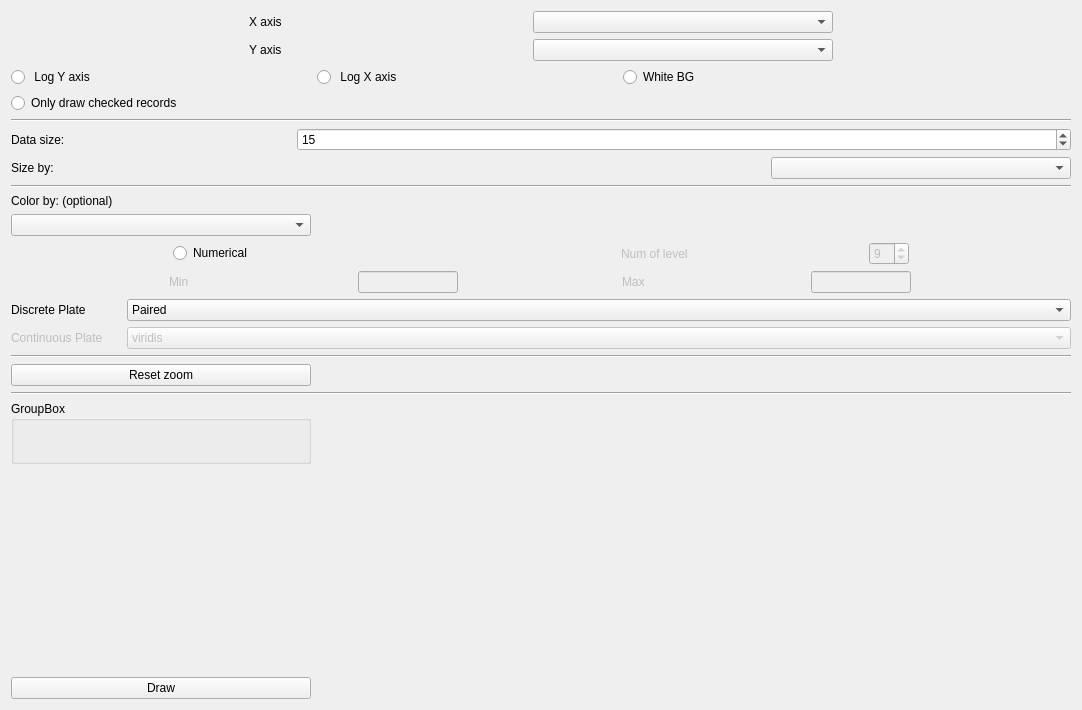
The window that Qchart_dialog.ui (WilsonImmunologyLab/VGenes) describes before a commit, drawn with Qt 5.
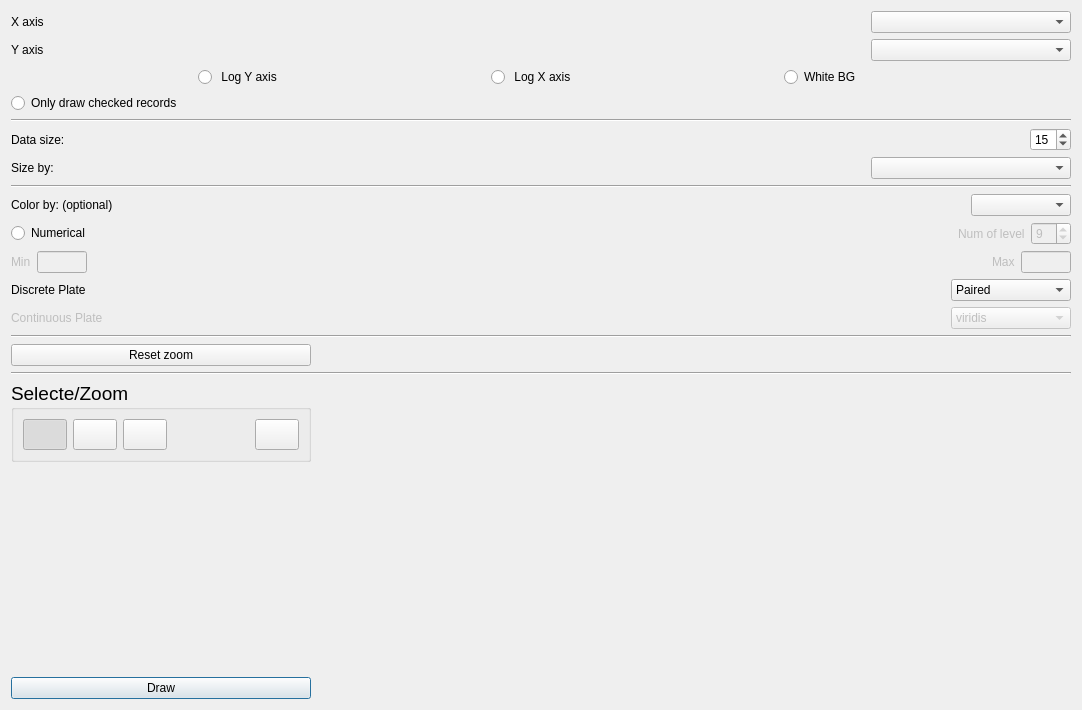
The same window after the commit. Icons and pictures are not drawn.

```diff
--- a/Qchart_dialog.ui
+++ b/Qchart_dialog.ui
@@ -22,7 +22,7 @@
         <widget class="QLabel" name="label">
          <property name="maximumSize">
           <size>
-           <width>40</width>
+           <width>50</width>
            <height>16777215</height>
           </size>
          </property>
@@ -31,11 +31,30 @@
          </property>
         </widget>
        </item>
+       <item>
+        <spacer name="horizontalSpacer_6">
+         <property name="orientation">
+          <enum>Qt::Horizontal</enum>
+         </property>
+         <property name="sizeHint" stdset="0">
+          <size>
+           <width>40</width>
+           <height>20</height>
+          </size>
+         </property>
+        </spacer>
+       </item>
        <item>
         <widget class="QComboBox" name="comboBoxX">
+         <property name="minimumSize">
+          <size>
+           <width>200</width>
+           <height>0</height>
+          </size>
+         </property>
          <property name="maximumSize">
           <size>
-           <width>300</width>
+           <width>200</width>
            <height>16777215</height>
           </size>
          </property>
@@ -49,7 +68,7 @@
         <widget class="QLabel" name="label_2">
          <property name="maximumSize">
           <size>
-           <width>40</width>
+           <width>50</width>
            <height>16777215</height>
           </size>
          </property>
@@ -58,11 +77,30 @@
          </property>
         </widget>
        </item>
+       <item>
+        <spacer name="horizontalSpacer_7">
+         <property name="orientation">
+          <enum>Qt::Horizontal</enum>
+         </property>
+         <property name="sizeHint" stdset="0">
+          <size>
+           <width>40</width>
+           <height>20</height>
+          </size>
+         </property>
+        </spacer>
+       </item>
        <item>
         <widget class="QComboBox" name="comboBoxY">
+         <property name="minimumSize">
+          <size>
+           <width>200</width>
+           <height>0</height>
+          </size>
+         </property>
          <property name="maximumSize">
           <size>
-           <width>300</width>
+           <width>200</width>
            <height>16777215</height>
           </size>
          </property>
@@ -76,7 +114,7 @@
         <widget class="QRadioButton" name="radioButtonLogY">
          <property name="maximumSize">
           <size>
-           <width>300</width>
+           <width>100</width>
            <height>16777215</height>
           </size>
          </property>
@@ -92,7 +130,7 @@
         <widget class="QRadioButton" name="radioButtonLogX">
          <property name="maximumSize">
           <size>
-           <width>300</width>
+           <width>100</width>
            <height>16777215</height>
           </size>
          </property>
@@ -106,6 +144,12 @@
        </item>
        <item>
         <widget class="QRadioButton" name="radioButtonWhiteBG">
+         <property name="maximumSize">
+          <size>
+           <width>100</width>
+           <height>16777215</height>
+          </size>
+         </property>
          <property name="text">
           <string>White BG</string>
          </property>
@@ -143,7 +187,7 @@
         <widget class="QLabel" name="label_6">
          <property name="maximumSize">
           <size>
-           <width>280</width>
+           <width>100</width>
            <height>16777215</height>
           </size>
          </property>
@@ -152,8 +196,27 @@
          </property>
         </widget>
        </item>
+       <item>
+        <spacer name="horizontalSpacer_2">
+         <property name="orientation">
+          <enum>Qt::Horizontal</enum>
+         </property>
+         <property name="sizeHint" stdset="0">
+          <size>
+           <width>40</width>
+           <height>20</height>
+          </size>
+         </property>
+        </spacer>
+       </item>
        <item>
         <widget class="QSpinBox" name="spinBoxPointSize">
+         <property name="maximumSize">
+          <size>
+           <width>50</width>
+           <height>16777215</height>
+          </size>
+         </property>
          <property name="minimum">
           <number>1</number>
          </property>
@@ -171,16 +234,41 @@
       <layout class="QHBoxLayout" name="horizontalLayout_7">
        <item>
         <widget class="QLabel" name="label_8">
+         <property name="maximumSize">
+          <size>
+           <width>50</width>
+           <height>16777215</height>
+          </size>
+         </property>
          <property name="text">
           <string>Size by:</string>
          </property>
         </widget>
        </item>
+       <item>
+        <spacer name="horizontalSpacer_4">
+         <property name="orientation">
+          <enum>Qt::Horizontal</enum>
+         </property>
+         <property name="sizeHint" stdset="0">
+          <size>
+           <width>40</width>
+           <height>20</height>
+          </size>
+         </property>
+        </spacer>
+       </item>
        <item>
         <widget class="QComboBox" name="comboBoxSize">
+         <property name="minimumSize">
+          <size>
+           <width>200</width>
+           <height>0</height>
+          </size>
+         </property>
          <property name="maximumSize">
           <size>
-           <width>300</width>
+           <width>200</width>
            <height>16777215</height>
           </size>
          </property>
@@ -196,27 +284,50 @@
       </widget>
      </item>
      <item>
-      <widget class="QLabel" name="label_3">
-       <property name="maximumSize">
-        <size>
-         <width>280</width>
-         <height>16777215</height>
-        </size>
-       </property>
-       <property name="text">
-        <string>Color by: (optional)</string>
-       </property>
-      </widget>
-     </item>
-     <item>
-      <widget class="QComboBox" name="comboBoxGroup">
-       <property name="maximumSize">
-        <size>
-         <width>300</width>
-         <height>16777215</height>
-        </size>
-       </property>
-      </widget>
+      <layout class="QHBoxLayout" name="horizontalLayout_11">
+       <item>
+        <widget class="QLabel" name="label_3">
+         <property name="maximumSize">
+          <size>
+           <width>120</width>
+           <height>16777215</height>
+          </size>
+         </property>
+         <property name="text">
+          <string>Color by: (optional)</string>
+         </property>
+        </widget>
+       </item>
+       <item>
+        <spacer name="horizontalSpacer_8">
+         <property name="orientation">
+          <enum>Qt::Horizontal</enum>
+         </property>
+         <property name="sizeHint" stdset="0">
+          <size>
+           <width>40</width>
+           <height>20</height>
+          </size>
+         </property>
+        </spacer>
+       </item>
+       <item>
+        <widget class="QComboBox" name="comboBoxGroup">
+         <property name="minimumSize">
+          <size>
+           <width>100</width>
+           <height>0</height>
+          </size>
+         </property>
+         <property name="maximumSize">
+          <size>
+           <width>140</width>
+           <height>16777215</height>
+          </size>
+         </property>
+        </widget>
+       </item>
+      </layout>
      </item>
      <item>
       <layout class="QHBoxLayout" name="horizontalLayout">
@@ -224,7 +335,7 @@
         <widget class="QRadioButton" name="radioButtonNum">
          <property name="maximumSize">
           <size>
-           <width>280</width>
+           <width>100</width>
            <height>16777215</height>
           </size>
          </property>
@@ -236,6 +347,19 @@
          </property>
         </widget>
        </item>
+       <item>
+        <spacer name="horizontalSpacer_3">
+         <property name="orientation">
+          <enum>Qt::Horizontal</enum>
+         </property>
+         <property name="sizeHint" stdset="0">
+          <size>
+           <width>40</width>
+           <height>20</height>
+          </size>
+         </property>
+        </spacer>
+       </item>
        <item>
         <widget class="QLabel" name="label_7">
          <property name="enabled">
@@ -301,12 +425,25 @@
          </property>
          <property name="maximumSize">
           <size>
-           <width>100</width>
+           <width>50</width>
            <height>16777215</height>
           </size>
          </property>
         </widget>
        </item>
+       <item>
+        <spacer name="horizontalSpacer_10">
+         <property name="orientation">
+          <enum>Qt::Horizontal</enum>
+         </property>
+         <property name="sizeHint" stdset="0">
+          <size>
+           <width>40</width>
+           <height>20</height>
+          </size>
+         </property>
+        </spacer>
+       </item>
        <item>
         <widget class="QLabel" name="label_5">
          <property name="enabled">
@@ -330,7 +467,7 @@
          </property>
          <property name="maximumSize">
           <size>
-           <width>100</width>
+           <width>50</width>
            <height>16777215</height>
           </size>
          </property>
@@ -359,8 +496,33 @@
          </property>
         </widget>
        </item>
+       <item>
+        <spacer name="horizontalSpacer_9">
+         <property name="orientation">
+          <enum>Qt::Horizontal</enum>
+         </property>
+         <property name="sizeHint" stdset="0">
+          <size>
+           <width>40</width>
+           <height>20</height>
+          </size>
+         </property>
+        </spacer>
+       </item>
        <item>
         <widget class="QComboBox" name="comboBoxDiscretePlate">
+         <property name="minimumSize">
+          <size>
+           <width>120</width>
+           <height>0</height>
+          </size>
+         </property>
+         <property name="maximumSize">
+          <size>
+           <width>120</width>
+           <height>16777215</height>
+          </size>
+         </property>
          <item>
           <property name="text">
            <string>Paired</string>
@@ -429,11 +591,36 @@
          </property>
         </widget>
        </item>
+       <item>
+        <spacer name="horizontalSpacer_11">
+         <property name="orientation">
+          <enum>Qt::Horizontal</enum>
+         </property>
+         <property name="sizeHint" stdset="0">
+          <size>
+           <width>40</width>
+           <height>20</height>
+          </size>
+         </property>
+        </spacer>
+       </item>
        <item>
         <widget class="QComboBox" name="comboBoxContinuePlate">
          <property name="enabled">
           <bool>false</bool>
          </property>
+         <property name="minimumSize">
+          <size>
+           <width>120</width>
+           <height>0</height>
+          </size>
+         </property>
+         <property name="maximumSize">
+          <size>
+           <width>120</width>
+           <height>16777215</height>
+          </size>
+         </property>
          <item>
           <property name="text">
            <string>viridis</string>
@@ -518,15 +705,20 @@
        <height>16777215</height>
       </size>
      </property>
+     <property name="font">
+      <font>
+       <pointsize>14</pointsize>
+      </font>
+     </property>
      <property name="title">
-      <string>GroupBox</string>
+      <string>Selecte/Zoom</string>
      </property>
      <layout class="QGridLayout" name="gridLayout_2">
       <item row="0" column="0">
        <widget class="QPushButton" name="pushButtonSelect">
         <property name="maximumSize">
          <size>
-          <width>40</width>
+          <width>44</width>
           <height>16777215</height>
          </size>
         </property>
@@ -539,18 +731,27 @@
         </property>
         <property name="iconSize">
          <size>
-          <width>30</width>
-          <height>30</height>
+          <width>20</width>
+          <height>20</height>
          </size>
         </property>
+        <property name="checkable">
+         <bool>true</bool>
+        </property>
+        <property name="checked">
+         <bool>true</bool>
+        </property>
+        <property name="autoExclusive">
+         <bool>true</bool>
+        </property>
         <property name="autoDefault">
          <bool>false</bool>
         </property>
         <property name="default">
-         <bool>true</bool>
+         <bool>false</bool>
         </property>
         <property name="flat">
-         <bool>true</bool>
+         <bool>false</bool>
         </property>
        </widget>
       </item>
@@ -558,7 +759,7 @@
        <widget class="QPushButton" name="pushButtonPan">
         <property name="maximumSize">
          <size>
-          <width>40</width>
+          <width>44</width>
           <height>16777215</height>
          </size>
         </property>
@@ -571,12 +772,21 @@
         </property>
         <property name="iconSize">
          <size>
-          <width>30</width>
-          <height>30</height>
+          <width>20</width>
+          <height>20</height>
          </size>
         </property>
+        <property name="checkable">
+         <bool>true</bool>
+        </property>
+        <property name="autoExclusive">
+         <bool>true</bool>
+        </property>
+        <property name="autoDefault">
+         <bool>false</bool>
+        </property>
         <property name="flat">
-         <bool>true</bool>
+         <bool>false</bool>
         </property>
        </widget>
       </item>
@@ -584,7 +794,7 @@
        <widget class="QPushButton" name="pushButtonZoom">
         <property name="maximumSize">
          <size>
-          <width>40</width>
+          <width>44</width>
           <height>16777215</height>
          </size>
         </property>
@@ -597,12 +807,24 @@
         </property>
         <property name="iconSize">
          <size>
-          <width>30</width>
-          <height>30</height>
+          <width>20</width>
+          <height>20</height>
          </size>
         </property>
+        <property name="checkable">
+         <bool>true</bool>
+        </property>
+        <property name="autoRepeat">
+         <bool>false</bool>
+        </property>
+        <property name="autoExclusive">
+         <bool>true</bool>
+        </property>
+        <property name="autoDefault">
+         <bool>false</bool>
+        </property>
         <property name="flat">
-         <bool>true</bool>
+         <bool>false</bool>
         </property>
        </widget>
       </item>
@@ -613,7 +835,7 @@
         </property>
         <property name="sizeHint" stdset="0">
          <size>
-          <width>51</width>
+          <width>83</width>
           <height>20</height>
          </size>
         </property>
@@ -623,7 +845,7 @@
        <widget class="QPushButton" name="pushButtonReset">
         <property name="maximumSize">
          <size>
-          <width>40</width>
+          <width>44</width>
           <height>16777215</height>
          </size>
         </property>
@@ -636,12 +858,15 @@
         </property>
         <property name="iconSize">
          <size>
-          <width>30</width>
-          <height>30</height>
+          <width>20</width>
+          <height>20</height>
          </size>
         </property>
+        <property name="autoDefault">
+         <bool>false</bool>
+        </property>
         <property name="flat">
-         <bool>true</bool>
+         <bool>false</bool>
         </property>
        </widget>
       </item>
```
Left out of the diff: 20 changed lines with no effect on the pictures.
